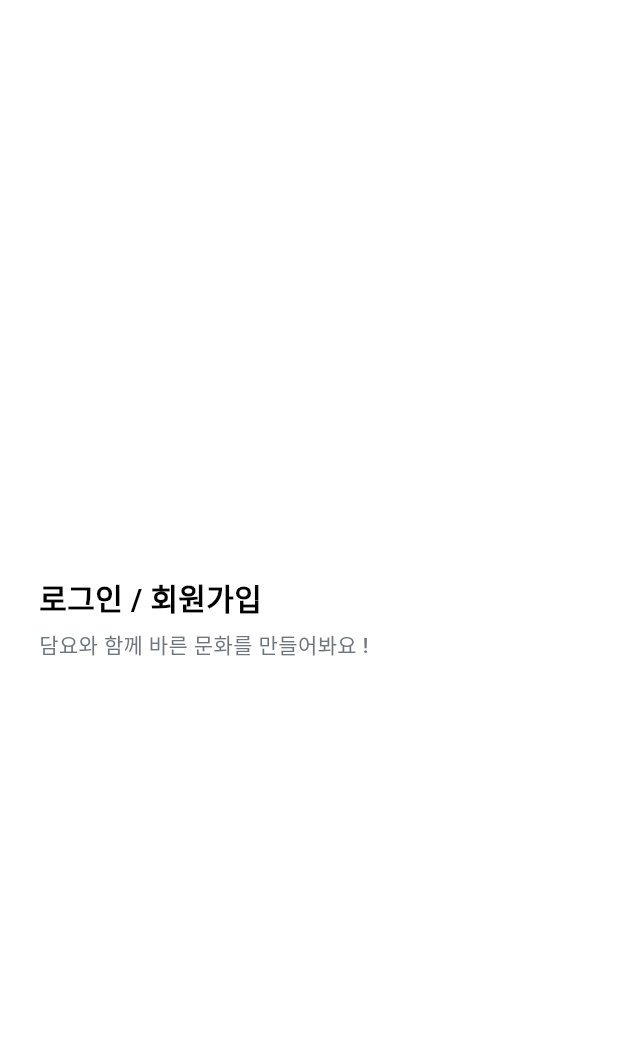
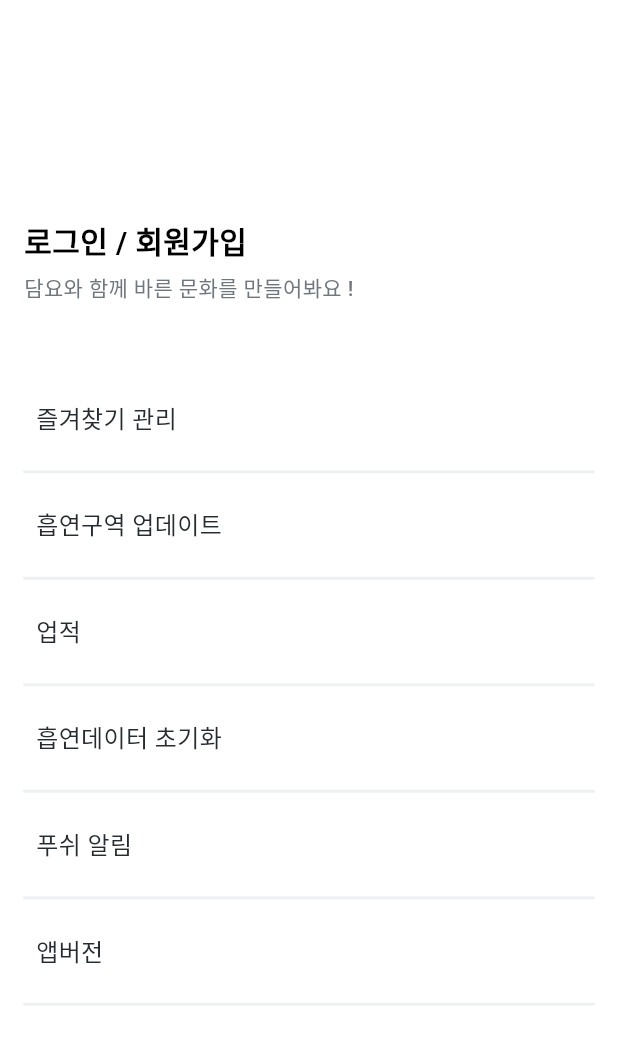
Before and after one commit to Alpha-Damyo/FE_V2, a Flutter app: the SettingView screen opened directly, on a phone screen of 412 x 824 dp. Shown: the top 1045 px of the screen. Run offline on Flutter 3.47's test engine with Material 3 defaults, Android fonts, the phone set to English and light mode, and no system bars; our stand-ins replace flutter_dotenv, flutter_rating_stars, go_router, photo_view; missing offline and left inert: flutter_naver_login, flutter_naver_map; network calls fail; Roboto replaces fonts that are missing (Pretendard); project files that could hold a hidden picture were left out.

Commit message:
feat-#17 설정 페이지 구현

```diff
--- a/damyo_app/lib/view/setting/setting_view.dart
+++ b/damyo_app/lib/view/setting/setting_view.dart
@@ -9,17 +9,21 @@ class SettingView extends StatefulWidget {
 }
 
 class _SettingViewState extends State<SettingView> {
-
   @override
   Widget build(BuildContext context) {
     return Scaffold(
-      body: Center(
-        child: Column(
-          mainAxisAlignment: MainAxisAlignment.center,
-          children: [
-            loginBtn(context),
-          ],
-        ),
+      body: Column(
+        mainAxisAlignment: MainAxisAlignment.center,
+        crossAxisAlignment: CrossAxisAlignment.center,
+        children: [
+          loginBtn(context),
+          toolBax(context, '즐겨찾기 관리'),
+          toolBax(context, '흡연구역 업데이트'),
+          toolBax(context, '업적'),
+          toolBax(context, '흡연데이터 초기화'),
+          toolBax(context, '푸쉬 알림'),
+          toolBax(context, '앱버전'),
+        ],
       ),
     );
   }
--- a/damyo_app/lib/widgets/setting_widgets.dart
+++ b/damyo_app/lib/widgets/setting_widgets.dart
@@ -4,7 +4,9 @@ import "package:damyo_app/style.dart";
 
 // 로그인 버튼
 Widget loginBtn(BuildContext context) {
-  return InkWell(
+  return Padding(
+    padding: const EdgeInsets.only(left: 16.0, right: 16.0, bottom: 50.0),
+    child: InkWell(
       onTap: () {
         Navigator.push(
           context,
@@ -12,7 +14,7 @@ Widget loginBtn(BuildContext context) {
         );
       },
       child: Container(
-      width: 360,
+        width: double.infinity,
         height: 60,
         child: Row(
           mainAxisSize: MainAxisSize.min,
@@ -38,12 +40,54 @@ Widget loginBtn(BuildContext context) {
           ],
         ),
       ),
+    ),
   );
 }
 
 // 설정 탭 박스
-Widget toolBax(BuildContext context) {
-  return InkWell(
+Widget toolBax(BuildContext context, String name) {
+  return Container(
+    width: double.infinity,
+    padding: const EdgeInsets.symmetric(horizontal: 16, vertical: 10),
+    child: Column(
+      mainAxisSize: MainAxisSize.min,
+      mainAxisAlignment: MainAxisAlignment.end,
+      crossAxisAlignment: CrossAxisAlignment.start,
+      children: [
+        Container(
+          width: double.infinity,
+          height: 30,
+          child: InkWell(
             onTap: () {},
+            child: Align(
+              alignment: Alignment.centerLeft,
+              child: Padding(
+                padding: const EdgeInsets.only(left: 8.0),
+                child: textFormat(
+                  text: name,
+                  color: Color(0xFF262B32),
+                  fontSize: 16,
+                ),
+              ),
+            ),
+          ),
+        ),
+        const SizedBox(
+          height: 20,
+        ),
+        Container(
+          width: double.infinity,
+          decoration: const ShapeDecoration(
+            shape: RoundedRectangleBorder(
+              side: BorderSide(
+                width: 1,
+                strokeAlign: BorderSide.strokeAlignCenter,
+                color: Color(0xFFEEF1F4),
+              ),
+            ),
+          ),
+        )
+      ],
+    ),
   );
 }
```
Lines whose indentation alone changed are shown as unchanged.
